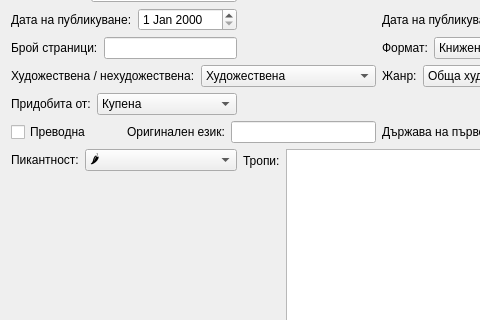
The window that Readalot/createbook.ui (TanyaSeykova/Hackaton_2022) describes before a commit, drawn with Qt 5; both pictures show x 0 to 480 and y 144 to 464 of the 828 by 941 pixel window.
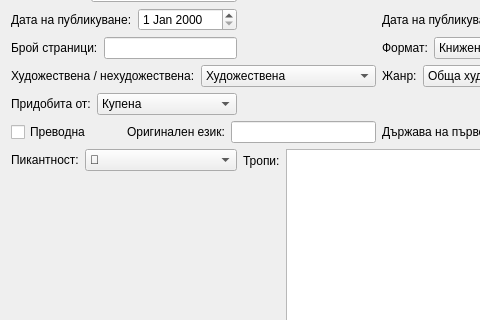
The same window after the commit.

What changed in the file:
```diff
--- a/Readalot/createbook.ui
+++ b/Readalot/createbook.ui
@@ -445,7 +445,7 @@
       <widget class="QComboBox" name="comboBoxSpicy">
        <item>
         <property name="text">
-         <string>🌶️</string>
+         <string>💋</string>
         </property>
        </item>
        <item>
```
Left out of the diff: 16 changed lines with no effect on the pictures.
